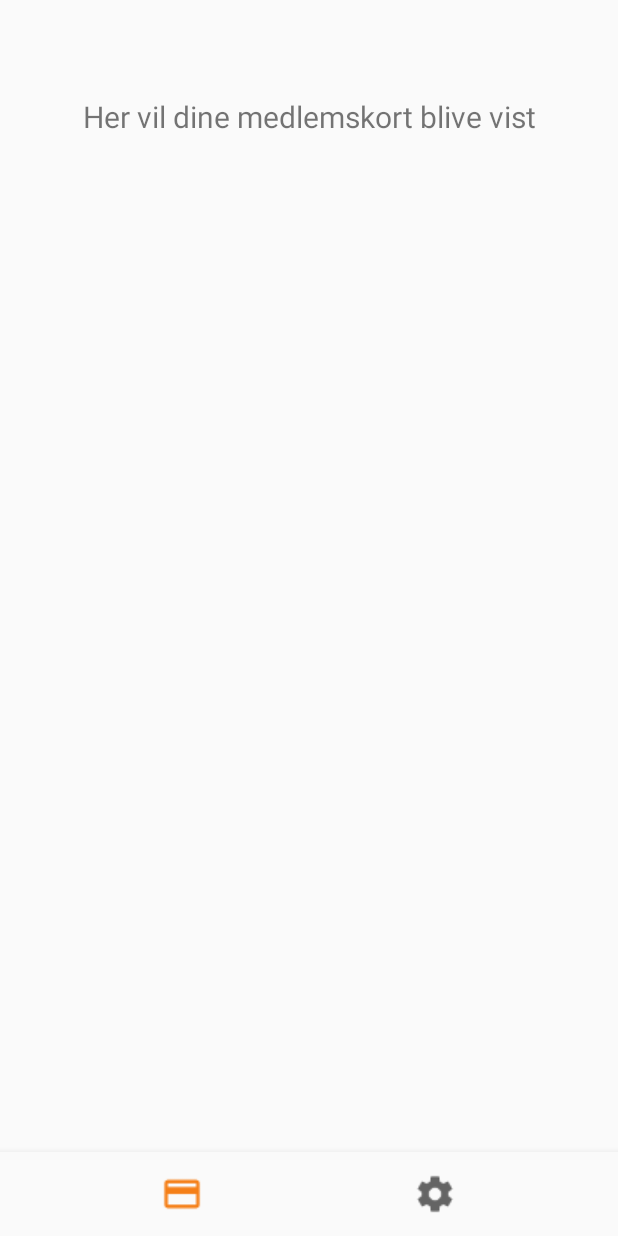
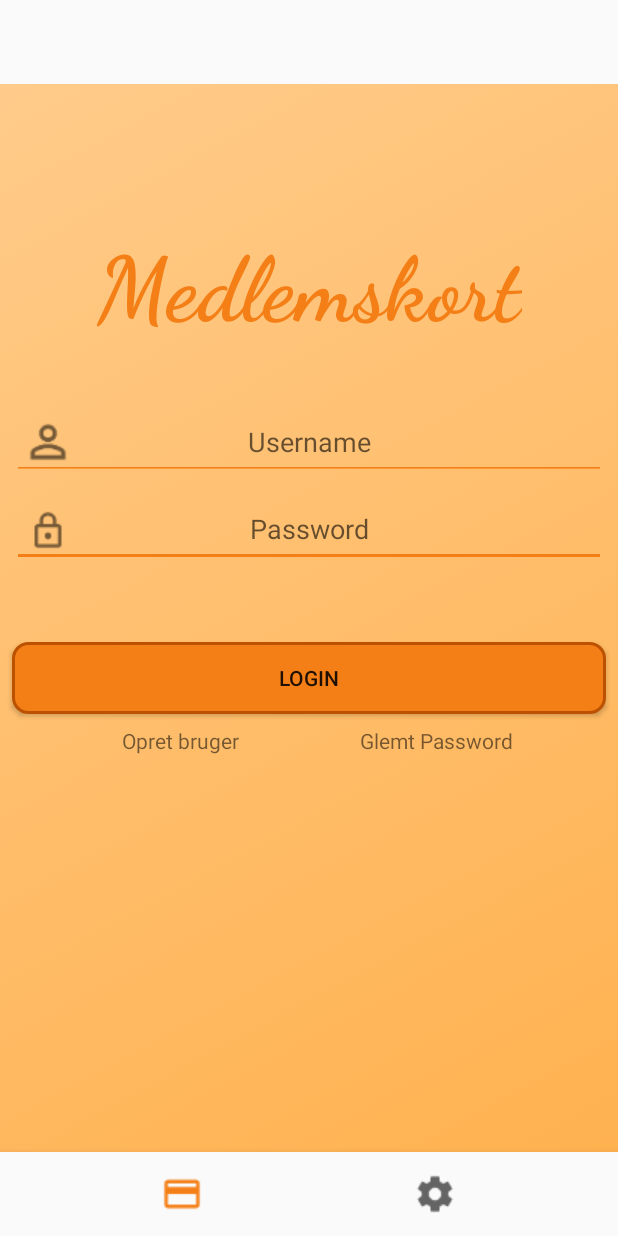
Before and after one commit to Hoegsgaard/Medlemskort, an Android app: the navigation screen opened directly, with no data from a screen before it, on a phone screen of 412 x 824 dp. Run offline under Robolectric (Android 15) with nearby library versions, the phone set to English and light mode, and no system bars; our stand-ins replace data binding, navigation-ui.

Commit message:
Converted to One  activity (MainActivity) and rest Fragments. Put all XML from MainActivity into a LoginFragment file.

```diff
--- a/app/build.gradle
+++ b/app/build.gradle
@@ -6,6 +6,9 @@ apply plugin: 'io.fabric'
 
 android {
     compileSdkVersion 28
+    dataBinding {
+        enabled = true
+    }
     defaultConfig {
         applicationId "com.example.medlemskort"
         minSdkVersion 21
@@ -34,6 +37,7 @@ dependencies {
     implementation 'androidx.navigation:navigation-fragment-ktx:2.0.0'
     implementation 'androidx.navigation:navigation-ui-ktx:2.0.0'
     implementation 'com.google.firebase:firebase-messaging:20.0.0'
+    implementation 'androidx.legacy:legacy-support-v4:1.0.0'
     testImplementation 'junit:junit:4.12'
     androidTestImplementation 'androidx.test:runner:1.1.1'
     androidTestImplementation 'androidx.test.espresso:espresso-core:3.1.1'
--- /dev/null
+++ b/app/src/main/java/com/example/medlemskort/LoginFragment.kt
@@ -0,0 +1,32 @@
+package com.example.medlemskort
+
+
+import android.os.Bundle
+import androidx.fragment.app.Fragment
+import android.view.LayoutInflater
+import android.view.View
+import android.view.ViewGroup
+import androidx.databinding.DataBindingUtil
+import androidx.navigation.Navigation
+import com.example.medlemskort.databinding.FragmentLoginBinding
+
+/**
+ * A simple [Fragment] subclass.
+ */
+class LoginFragment : Fragment() {
+
+    override fun onCreateView(
+        inflater: LayoutInflater, container: ViewGroup?,savedInstanceState: Bundle?): View? {
+        // Inflate the layout for this fragment
+        val binding : FragmentLoginBinding = DataBindingUtil.inflate(
+            inflater, R.layout.fragment_login, container, false)
+
+
+        binding.loginButton.setOnClickListener { view: View ->
+            Navigation.findNavController(view).navigate(R.id.action_loginFragment_to_navigation_cardOverView)
+        }
+        return binding.root
+    }
+
+
+}
--- a/app/src/main/res/layout/activity_navigation.xml
+++ b/app/src/main/res/layout/activity_navigation.xml
@@ -30,6 +30,6 @@
         app:layout_constraintLeft_toLeftOf="parent"
         app:layout_constraintRight_toRightOf="parent"
         app:layout_constraintTop_toTopOf="parent"
-        app:navGraph="@navigation/mobile_navigation" />
+        app:navGraph="@navigation/navigation" />
 
 </androidx.constraintlayout.widget.ConstraintLayout>
--- /dev/null
+++ b/app/src/main/res/layout/fragment_login.xml
@@ -0,0 +1,111 @@
+<?xml version="1.0" encoding="utf-8"?>
+
+<layout xmlns:android="http://schemas.android.com/apk/res/android"
+    xmlns:app="http://schemas.android.com/apk/res-auto"
+    xmlns:tools="http://schemas.android.com/tools">
+    <androidx.constraintlayout.widget.ConstraintLayout
+        android:layout_width="match_parent"
+        android:layout_height="match_parent"
+        tools:context=".LoginFragment"
+        android:background="@drawable/login_background">
+
+        <ImageView
+            android:id="@+id/imageView2"
+            android:layout_width="wrap_content"
+            android:layout_height="wrap_content"
+            app:layout_constraintBottom_toBottomOf="@+id/loginPassTextView"
+            app:layout_constraintStart_toStartOf="@+id/loginPassTextView"
+            app:layout_constraintTop_toTopOf="@+id/loginPassTextView"
+            app:srcCompat="@drawable/ic_lock_outline" />
+
+        <Button
+            android:id="@+id/loginButton"
+            android:layout_width="0dp"
+            android:layout_height="wrap_content"
+            android:layout_marginStart="8dp"
+            android:layout_marginTop="50dp"
+            android:layout_marginEnd="8dp"
+            android:background="@drawable/btn_login"
+            android:text="Login"
+            app:layout_constraintEnd_toEndOf="parent"
+            app:layout_constraintHorizontal_bias="0.0"
+            app:layout_constraintStart_toStartOf="parent"
+            app:layout_constraintTop_toBottomOf="@+id/loginPassTextView" />
+
+        <TextView
+            android:id="@+id/loginOverskrift"
+            android:layout_width="wrap_content"
+            android:layout_height="wrap_content"
+            android:layout_marginTop="99dp"
+            android:fontFamily="cursive"
+            android:text="Medlemskort"
+            android:textColor="@color/colorPrimary"
+            android:textSize="60sp"
+            android:textStyle="bold"
+            app:layout_constraintEnd_toEndOf="parent"
+            app:layout_constraintStart_toStartOf="parent"
+            app:layout_constraintTop_toTopOf="parent" />
+
+        <EditText
+            android:id="@+id/loginPassTextView"
+            android:layout_width="0dp"
+            android:layout_height="50dp"
+            android:layout_marginStart="8dp"
+            android:layout_marginTop="8dp"
+            android:layout_marginEnd="8dp"
+            android:ems="10"
+            android:gravity="center"
+            android:inputType="textPassword"
+            android:hint="Password"
+            android:backgroundTint="@color/colorPrimary"
+            app:layout_constraintEnd_toEndOf="parent"
+            app:layout_constraintStart_toStartOf="parent"
+            app:layout_constraintTop_toBottomOf="@+id/loginNameTextView" />
+
+        <EditText
+            android:id="@+id/loginNameTextView"
+            android:layout_width="0dp"
+            android:layout_height="50dp"
+            android:layout_marginStart="8dp"
+            android:layout_marginTop="40dp"
+            android:layout_marginEnd="8dp"
+            android:ems="10"
+            android:gravity="center"
+            android:inputType="textPersonName"
+            android:hint="Username"
+            android:backgroundTint="@color/colorPrimary"
+            app:layout_constraintEnd_toEndOf="parent"
+            app:layout_constraintStart_toStartOf="parent"
+            app:layout_constraintTop_toBottomOf="@+id/loginOverskrift" />
+
+        <TextView
+            android:id="@+id/opretBrugerTextView"
+            android:layout_width="wrap_content"
+            android:layout_height="wrap_content"
+            android:layout_marginTop="8dp"
+            android:text="Opret bruger"
+            app:layout_constraintEnd_toStartOf="@+id/glemtPassTextView"
+            app:layout_constraintStart_toStartOf="parent"
+            app:layout_constraintTop_toBottomOf="@+id/loginButton" />
+
+        <ImageView
+            android:id="@+id/imageView"
+            android:layout_width="wrap_content"
+            android:layout_height="wrap_content"
+            app:layout_constraintBottom_toBottomOf="@+id/loginNameTextView"
+            app:layout_constraintStart_toStartOf="@+id/loginNameTextView"
+            app:layout_constraintTop_toTopOf="@+id/loginNameTextView"
+            app:layout_constraintVertical_bias="0.444"
+            app:srcCompat="@drawable/ic_person_outline" />
+
+        <TextView
+            android:id="@+id/glemtPassTextView"
+            android:layout_width="wrap_content"
+            android:layout_height="wrap_content"
+            android:layout_marginTop="8dp"
+            android:layout_marginEnd="70dp"
+            android:text="Glemt Password"
+            app:layout_constraintEnd_toEndOf="parent"
+            app:layout_constraintTop_toBottomOf="@+id/loginButton" />
+    </androidx.constraintlayout.widget.ConstraintLayout>
+</layout>
--- a/app/src/main/res/navigation/mobile_navigation.xml
+++ b/app/src/main/res/navigation/navigation.xml
@@ -3,7 +3,7 @@
     xmlns:app="http://schemas.android.com/apk/res-auto"
     xmlns:tools="http://schemas.android.com/tools"
     android:id="@+id/mobile_navigation"
-    app:startDestination="@+id/navigation_cardOverView">
+    app:startDestination="@id/loginFragment">
 
     <fragment
         android:id="@+id/navigation_cardOverView"
@@ -22,4 +22,18 @@
         android:name="com.example.medlemskort.ui.settings_ui.SettingsFragment"
         android:label="@string/title_settings"
         tools:layout="@layout/fragment_settings" />
+    <fragment
+        android:id="@+id/loginFragment"
+        android:name="com.example.medlemskort.LoginFragment"
+        android:label="LoginFragment"
+        tools:layout="@layout/fragment_login">
+        <action
+            android:id="@+id/action_loginFragment_to_navigation_cardOverView"
+            app:destination="@id/navigation_cardOverView" />
+    </fragment>
+    <fragment
+        android:id="@+id/viewCardFragment"
+        android:name="com.example.medlemskort.ViewCardFragment"
+        android:label="ViewCardFragment"
+        tools:layout="@layout/fragment_viewcard"/>
 </navigation>
```
Also changed, not shown: app/src/main/java/com/example/medlemskort/MainActivity.kt (+3 -6 lines), app/src/main/java/com/example/medlemskort/ViewCardFragment.kt (added, +24 -0 lines), app/src/main/res/layout/activity_main.xml (+19 -102 lines), app/src/main/res/layout/fragment_viewcard.xml (added, +66 -0 lines).
